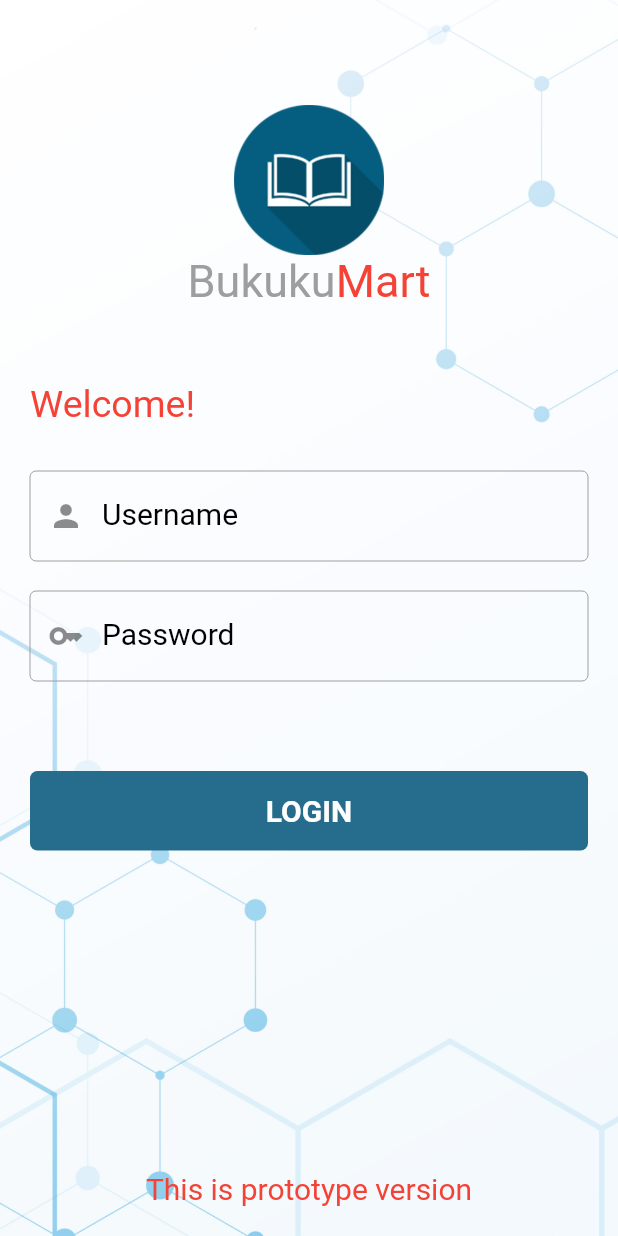
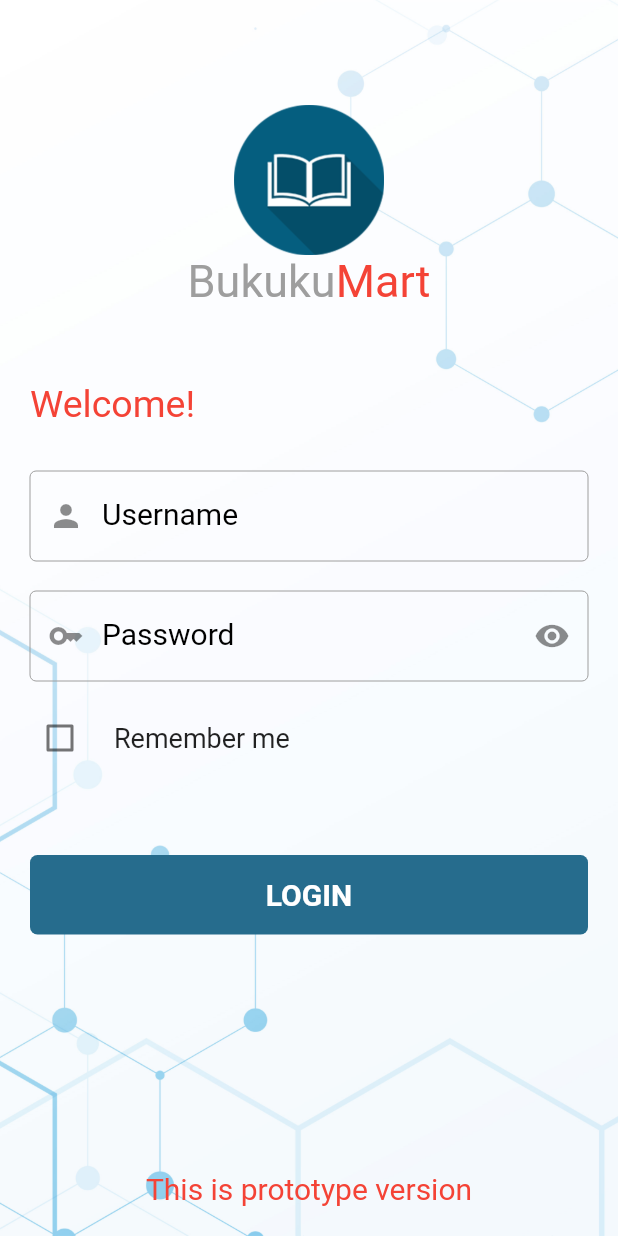
Before and after one commit to newarya94/bukuku-mart, a Flutter app: the screen it shows after launch, on a phone screen of 412 x 824 dp. Run offline on Flutter 3.47's test engine with Material 2 defaults, Android fonts, the light colour scheme and no system bars; our stand-ins replace get, get_storage, lottie.

Commit message:
add user dummy and function login store to storage

```diff
--- a/lib/module/Login/view/login_v.dart
+++ b/lib/module/Login/view/login_v.dart
@@ -87,7 +87,6 @@ class LoginView extends StatelessWidget {
                             color: Colors.black,
                           ),
                           prefixIcon: Icon(Icons.person),
-
                           enabledBorder: OutlineInputBorder(
                             borderSide:
                                 BorderSide(color: Colors.grey, width: 0.0),
@@ -104,17 +103,24 @@ class LoginView extends StatelessWidget {
                     Container(
                       padding: EdgeInsets.all(0),
                       margin: EdgeInsets.fromLTRB(0, 20, 0, 10),
-                      child: TextField(
+                      child: Obx(() => TextField(
                             textInputAction: TextInputAction.next,
                             keyboardType: TextInputType.emailAddress,
                             controller: loginController.passwordController,
-                        obscureText: true,
+                            obscureText: loginController.hidden.value,
                             decoration: InputDecoration(
                               labelText: "Password",
                               labelStyle: TextStyle(
                                 color: Colors.black,
                               ),
                               prefixIcon: Icon(Icons.key),
+                              suffixIcon: IconButton(
+                                onPressed: () =>
+                                    loginController.hidden.toggle(),
+                                icon: loginController.hidden.isTrue
+                                    ? Icon(Icons.remove_red_eye)
+                                    : Icon(Icons.remove_red_eye_outlined),
+                              ),
                               enabledBorder: OutlineInputBorder(
                                 borderSide:
                                     BorderSide(color: Colors.grey, width: 0.0),
@@ -125,12 +131,31 @@ class LoginView extends StatelessWidget {
                               ),
                             ),
                             style: TextStyle(
-                            fontSize: 20.0, height: 1.0, color: Colors.black),
+                                fontSize: 20.0,
+                                height: 1.0,
+                                color: Colors.black),
+                          )),
+                    ),
+                    Obx(() => Container(
+                          // color: Colors.red,
+                          child: CheckboxListTile(
+                            value: loginController.rememberme.value,
+                            onChanged: (value) =>
+                                loginController.rememberme.toggle(),
+                            title: Text(
+                              "Remember me",
+                              style: TextStyle(
+                                fontSize: 18,
                               ),
                             ),
+                            controlAffinity: ListTileControlAffinity.leading,
+                            contentPadding: EdgeInsets.all(0),
+                          ),
+                        )),
                     GestureDetector(
                       onTap: () {
                         FocusManager.instance.primaryFocus?.unfocus();
+                        loginController.submitLogin();
                       },
                       child: Container(
                         width: MediaQuery.of(context).size.width / 1,
@@ -159,15 +184,17 @@ class LoginView extends StatelessWidget {
               ),
             ),
           ),
-
           Align(
             alignment: Alignment.bottomCenter,
             child: Padding(
               padding: const EdgeInsets.all(20.0),
-              child: Text("This is prototype version", style: TextStyle(
+              child: Text(
+                "This is prototype version",
+                style: TextStyle(
                   fontSize: 20,
                   color: Colors.red,
-              ),),
+                ),
+              ),
             ),
           ),
         ],
--- a/lib/module/Main/main.dart
+++ b/lib/module/Main/main.dart
@@ -1,16 +1,15 @@
-
-
 // ignore_for_file: prefer_const_constructors
 
 import 'package:flutter/material.dart';
 import 'package:get/get.dart';
+import 'package:get_storage/get_storage.dart';
 
 import '../../route/app_page.dart';
 import '../../service/cookies.dart';
 import '../Splash/view/splash_v.dart';
 
-
-void main() {
+void main() async {
+  await GetStorage.init();
   WidgetsFlutterBinding.ensureInitialized();
   runApp(const MyApp());
 }
@@ -20,7 +19,9 @@ class MyApp extends StatelessWidget {
 
   @override
   Widget build(BuildContext context) {
-    Get.put(CookiesCustomController(), permanent: true);
+    final cookieCustomController =
+        Get.put(CookiesCustomController(), permanent: true);
+    cookieCustomController.initializeUsers();
     return GetMaterialApp(
       onInit: () => CookiesCustomController(),
       debugShowCheckedModeBanner: false,
--- /dev/null
+++ b/lib/module/SalesTransaction/binding/salestransaction_b.dart
@@ -0,0 +1,10 @@
+import 'package:get/get.dart';
+
+import '../controller/salestransaction_c.dart';
+
+class SalesTransactionBinding extends Bindings {
+  @override
+  void dependencies() {
+    Get.put(SalesTransactionController());
+  }
+}
--- /dev/null
+++ b/lib/module/SalesTransaction/controller/salestransaction_c.dart
@@ -0,0 +1,3 @@
+import 'package:get/get.dart';
+
+class SalesTransactionController extends GetxController {}
--- a/lib/route/app_page.dart
+++ b/lib/route/app_page.dart
@@ -6,6 +6,8 @@ import 'package:get/get.dart';
 import '../module/Login/binding/login_b.dart';
 import '../module/Login/view/login_v.dart';
 import '../module/Main/main.dart';
+import '../module/SalesTransaction/binding/salestransaction_b.dart';
+import '../module/SalesTransaction/view/salestransaction_v.dart';
 import '../module/Splash/view/splash_v.dart';
 
 class AppPages {
@@ -23,5 +25,10 @@ class AppPages {
       page: () => const LoginView(),
       binding: LoginBinding(),
     ),
+    GetPage(
+      name: ROUTES.PAGESALESTRANSACTION,
+      page: () => const SalesTransactionView(),
+      binding: SalesTransactionBinding(),
+    ),
   ];
 }
--- a/lib/route/app_route.dart
+++ b/lib/route/app_route.dart
@@ -4,4 +4,5 @@ abstract class ROUTES {
   static const PAGEMAIN = '/';
   static const PAGESPLASH = '/page-splash';
   static const PAGELOGIN = '/page-login';
+  static const PAGESALESTRANSACTION = '/page-salesTransaction';
 }
--- a/pubspec.yaml
+++ b/pubspec.yaml
@@ -36,9 +36,10 @@ dependencies:
   # Use with the CupertinoIcons class for iOS style icons.
   cupertino_icons: ^1.0.2
   get: ^4.6.1
+  get_storage: ^2.0.3
   animated_text_kit: ^  4.2.2
-  encrypted_shared_preferences: ^3.0.0
   animations: ^2.0.8
+  lottie: ^2.3.2
 
 dev_dependencies:
   flutter_test:
@@ -67,6 +68,7 @@ flutter:
 
   - img/bukuku.png
   - img/bg_login.jpg
+  - img/loading_apple.json
   #   - images/a_dot_burr.jpeg
   #   - images/a_dot_ham.jpeg
 
```
Also changed, not shown: img/loading_apple.json (added, +1 -0 lines), lib/module/Login/controller/login_c.dart (+73 -5 lines), lib/module/SalesTransaction/view/salestransaction_v.dart (added, +10 -0 lines), lib/module/Splash/controller/splash_c.dart (+11 -5 lines), lib/service/cookies.dart (+68 -1 lines), lib/utils/bottomsheet.dart (added, +93 -0 lines), lib/utils/dialog.dart (added, +31 -0 lines), pubspec.lock, 1 other file. Lines whose indentation alone changed are shown as unchanged.
